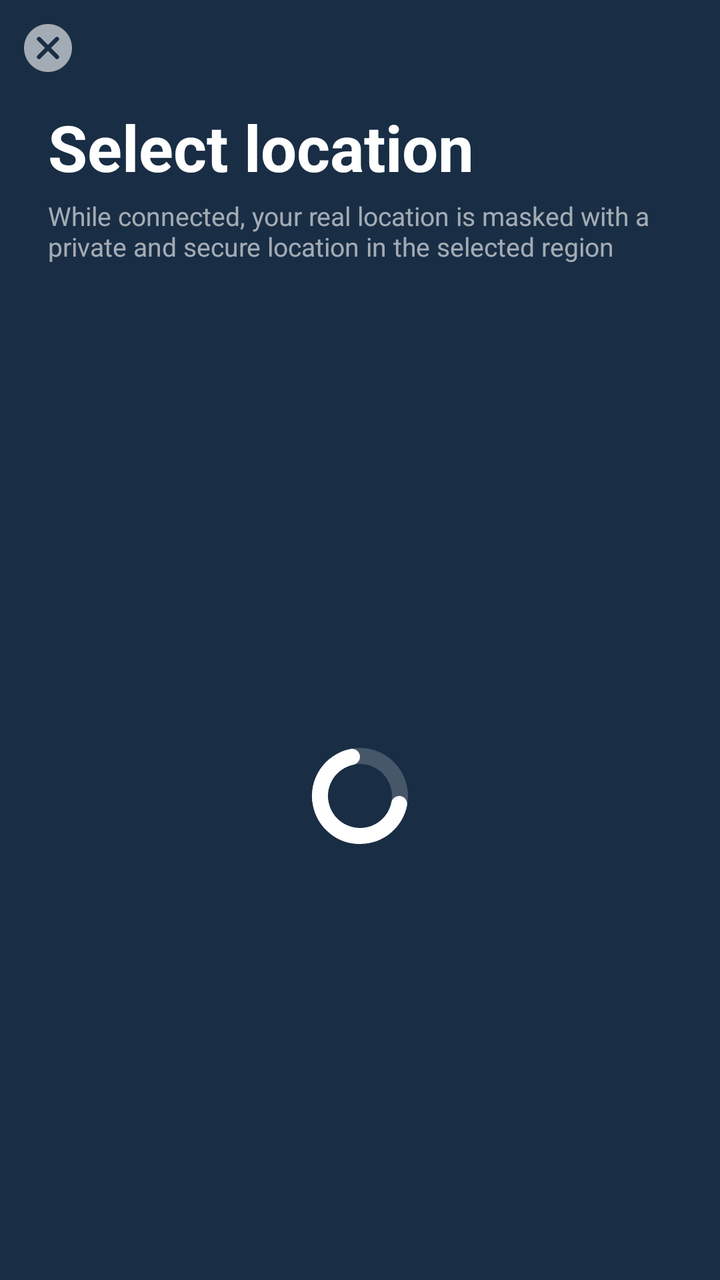
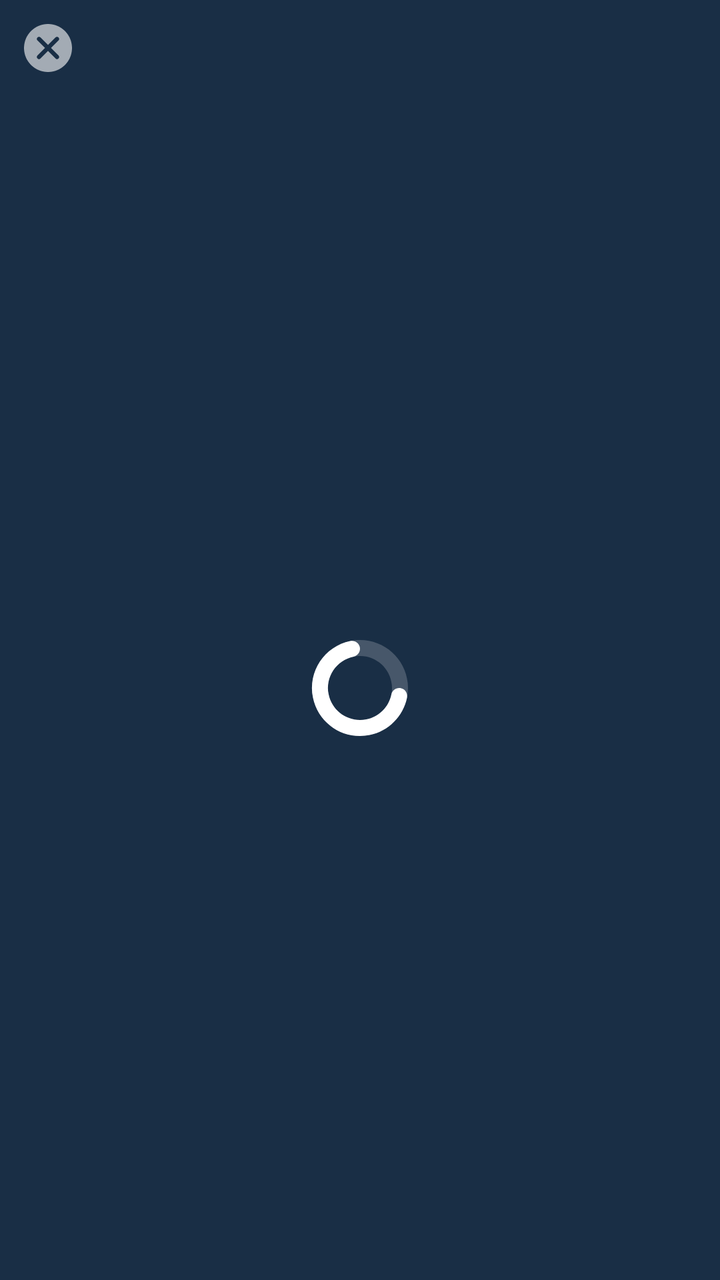

Before-and-after screenshots of an Android layout around one commit, followed by the original layout XML and the change that was made.
<!-- AndroidManifest.xml: application theme AppTheme -->
<!-- res/layout/select_location.xml -->
<LinearLayout xmlns:android="http://schemas.android.com/apk/res/android"
              android:layout_width="match_parent"
              android:layout_height="match_parent"
              android:background="@color/darkBlue"
              android:orientation="vertical"
              android:gravity="left"
              android:elevation="1dp">
    <ImageButton android:id="@+id/close"
                 android:layout_width="wrap_content"
                 android:layout_height="wrap_content"
                 android:layout_weight="0"
                 android:padding="12dp"
                 android:background="?android:attr/selectableItemBackground"
                 android:src="@drawable/icon_close" />
    <TextView android:layout_width="wrap_content"
              android:layout_height="wrap_content"
              android:layout_weight="0"
              android:layout_marginVertical="4dp"
              android:layout_marginHorizontal="24dp"
              android:textColor="@color/white"
              android:textSize="32sp"
              android:textStyle="bold"
              android:text="@string/select_location" />
    <TextView android:layout_width="wrap_content"
              android:layout_height="wrap_content"
              android:layout_weight="0"
              android:layout_marginHorizontal="24dp"
              android:layout_marginBottom="24dp"
              android:textColor="@color/white60"
              android:textSize="13sp"
              android:text="@string/select_location_description" />
    <ViewSwitcher android:id="@+id/relay_list_container"
                  android:layout_width="match_parent"
                  android:layout_height="0dp"
                  android:layout_weight="1"
                  android:inAnimation="@anim/fade_in"
                  android:outAnimation="@anim/fade_out">
        <ProgressBar android:layout_width="60dp"
                     android:layout_height="60dp"
                     android:layout_gravity="center"
                     android:indeterminate="true"
                     android:indeterminateOnly="true"
                     android:indeterminateDuration="600"
                     android:indeterminateDrawable="@drawable/icon_spinner"
                     android:visibility="invisible" />
        <android.support.v7.widget.RecyclerView android:id="@+id/relay_list"
                                                android:layout_width="match_parent"
                                                android:layout_height="match_parent"
                                                android:scrollbars="vertical" />
    </ViewSwitcher>
</LinearLayout>
<!-- resources referenced by this layout -->
<resources>
  <color name="darkBlue">#192E45</color>
  <color name="white">#FFFFFF</color>
  <color name="white60">#99FFFFFF</color>
  <!-- drawable icon_close (drawable) -->
  <?xml version="1.0" encoding="utf-8"?>
  <vector xmlns:android="http://schemas.android.com/apk/res/android"
          android:width="24dp"
          android:height="24dp"
          android:viewportWidth="24.0"
          android:viewportHeight="24.0">
      <path android:fillColor="#99FFFFFF"
            android:pathData="
                  M 12,24
                  C 5.37312,24 0,18.62688 0,12
                  C 0,5.37312 5.37312,0 12,0
                  C 18.62688,0 24,5.37312 24,12
                  C 24,18.62688 18.62688,24 12,24
                  Z
                  M 13.5,12
                  L 17.2947612,8.20523878
                  C 17.6857559,7.81424414 17.6838785,7.18387854 17.293923,6.79392296
                  L 17.206077,6.70607704
                  C 16.8181114,6.31811142 16.1842538,6.31574616 15.7947612,6.70523878
                  L 12,10.5
                  L 8.20523878,6.70523878
                  C 7.81574616,6.31574616 7.18188858,6.31811142 6.79392296,6.70607704
                  L 6.70607704,6.79392296
                  C 6.31612146,7.18387854 6.31424414,7.81424414 6.70523878,8.20523878
                  L 10.5,12
                  L 6.70523878,15.7947612
                  C 6.31424414,16.1857559 6.31612146,16.8161215 6.70607704,17.206077
                  L 6.79392296,17.293923
                  C 7.18188858,17.6818886 7.81574616,17.6842538 8.20523878,17.2947612
                  L 12,13.5
                  L 15.7947612,17.2947612
                  C 16.1842538,17.6842538 16.8181114,17.6818886 17.206077,17.293923
                  L 17.293923,17.206077
                  C 17.6838785,16.8161215 17.6857559,16.1857559 17.2947612,15.7947612
                  L 13.5,12
                  L13.5,12
                  Z" />
  </vector>
  <string name="select_location">Select location</string>
  <string name="select_location_description">While connected, your real location is masked with a
      private and secure location in the selected region</string>
  <style name="AppTheme" parent="Theme.AppCompat.NoActionBar">
          <item name="colorPrimary">@color/colorPrimary</item>
          <item name="android:windowBackground">@color/blue</item>
      </style>
  <color name="colorPrimary">#294D73</color>
  <color name="blue">#294D73</color>
  <!-- unchanged entries left out for length: 1 -->
</resources>

<!-- the commit's change to res/layout/select_location.xml (unified diff, before → after) -->
@@ -12,23 +12,6 @@
                  android:padding="12dp"
                  android:background="?android:attr/selectableItemBackground"
                  android:src="@drawable/icon_close" />
-    <TextView android:layout_width="wrap_content"
-              android:layout_height="wrap_content"
-              android:layout_weight="0"
-              android:layout_marginVertical="4dp"
-              android:layout_marginHorizontal="24dp"
-              android:textColor="@color/white"
-              android:textSize="32sp"
-              android:textStyle="bold"
-              android:text="@string/select_location" />
-    <TextView android:layout_width="wrap_content"
-              android:layout_height="wrap_content"
-              android:layout_weight="0"
-              android:layout_marginHorizontal="24dp"
-              android:layout_marginBottom="24dp"
-              android:textColor="@color/white60"
-              android:textSize="13sp"
-              android:text="@string/select_location_description" />
     <ViewSwitcher android:id="@+id/relay_list_container"
                   android:layout_width="match_parent"
                   android:layout_height="0dp"
<!-- resource entries referenced after the edit -->
@@ -1,8 +1,6 @@
 <!-- resources referenced by this layout -->
 <resources>
   <color name="darkBlue">#192E45</color>
-  <color name="white">#FFFFFF</color>
-  <color name="white60">#99FFFFFF</color>
   <!-- drawable icon_close (drawable) -->
   <?xml version="1.0" encoding="utf-8"?>
   <vector xmlns:android="http://schemas.android.com/apk/res/android"
@@ -42,9 +40,6 @@
                   L13.5,12
                   Z" />
   </vector>
-  <string name="select_location">Select location</string>
-  <string name="select_location_description">While connected, your real location is masked with a
-      private and secure location in the selected region</string>
   <style name="AppTheme" parent="Theme.AppCompat.NoActionBar">
           <item name="colorPrimary">@color/colorPrimary</item>
           <item name="android:windowBackground">@color/blue</item>
